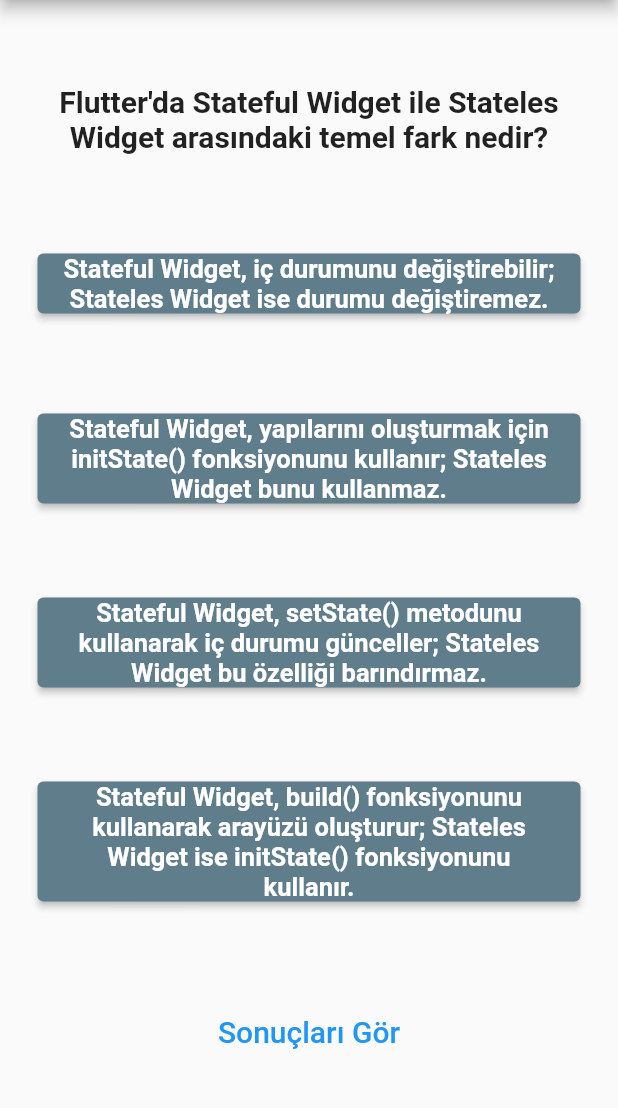
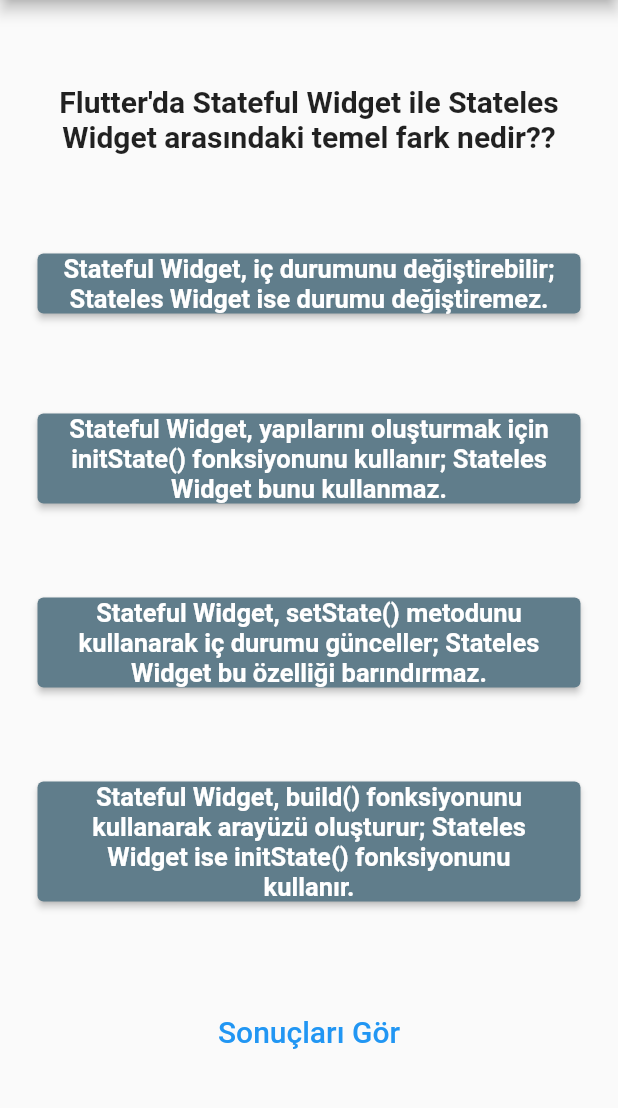
Before and after one commit to BurakCanOzguc/quiz, a Flutter app: the QuizView screen opened directly, on a phone screen of 412 x 824 dp, the part 84-1192 px from its top. Run offline on Flutter 3.47's test engine with Material 2 defaults, Android fonts, the phone set to English and light mode, and no system bars.

```diff
--- a/lib/data/questions.dart
+++ b/lib/data/questions.dart
@@ -2,7 +2,7 @@ import 'package:quiz/models/question_model.dart';
 
 const questions = [
   QuestionModel(
-      "Flutter'da Stateful Widget ile Stateles Widget arasındaki temel fark nedir?",
+      "Flutter'da Stateful Widget ile Stateles Widget arasındaki temel fark nedir??",
       [
         "Stateful Widget, iç durumunu değiştirebilir; Stateles Widget ise durumu değiştiremez.",
         "Stateful Widget, yapılarını oluşturmak için initState() fonksiyonunu kullanır; Stateles Widget bunu kullanmaz.",
```
